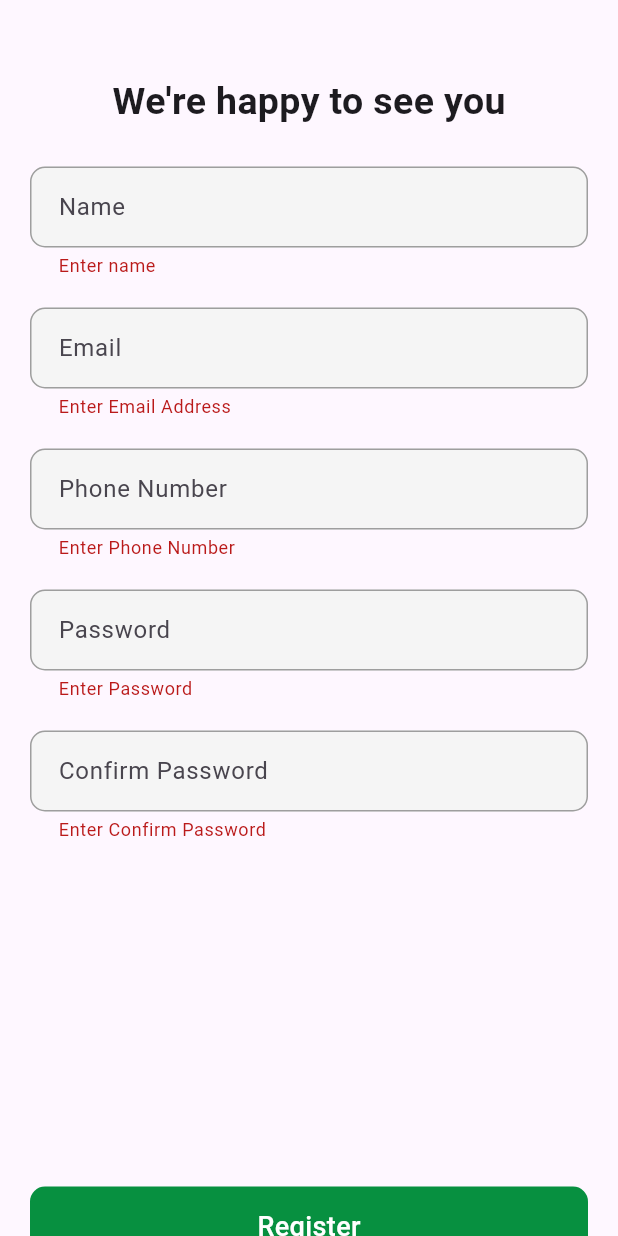
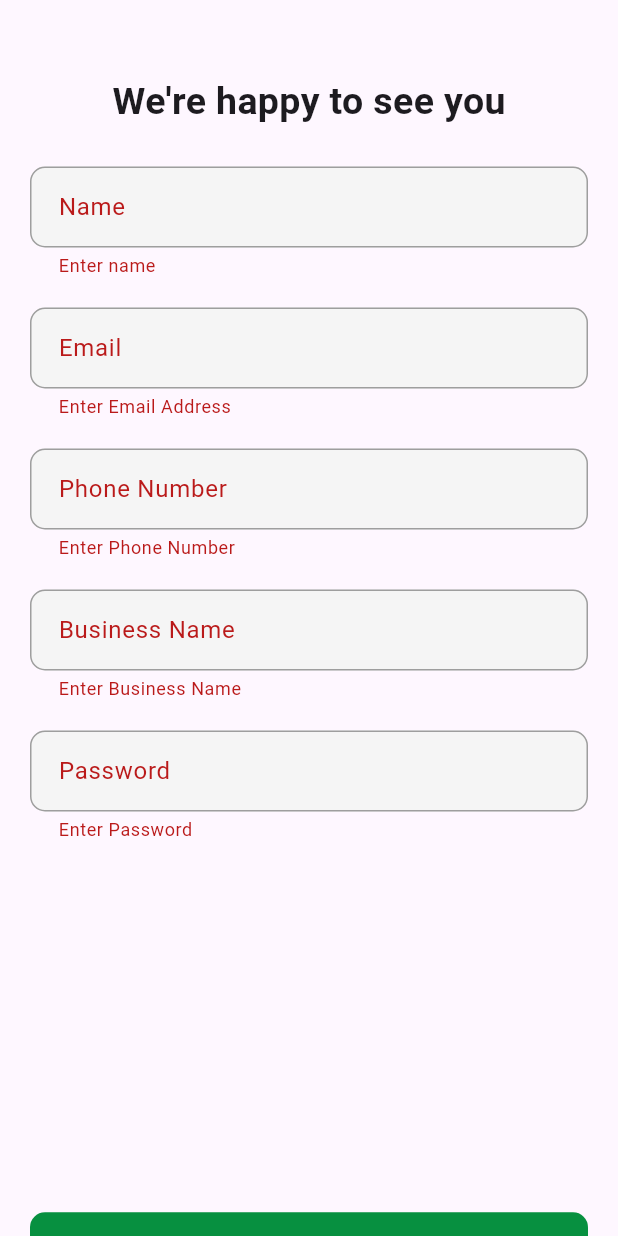
Before and after one commit to dreamlogicinfosystems/leadgen_app, a Flutter app: the Register screen opened directly, after a tap on "Register", on a phone screen of 412 x 824 dp. Run offline on Flutter 3.47's test engine with Material 2 defaults, Android fonts, the phone set to English and light mode, and no system bars; our stand-ins replace connectivity_plus, either_dart, email_validator, flutter_bloc, flutter_local_notifications, fluttertoast and 5 more; accounts and stored records are empty.

Commit message:
added login, register, logout and refresh token functionality

```diff
--- a/lib/lead_gen/application/auth/auth_bloc.dart
+++ b/lib/lead_gen/application/auth/auth_bloc.dart
@@ -25,7 +25,7 @@ class AuthBloc extends Bloc<AuthEvent, AuthState> {
               phoneNumber: e.user.phoneNumber,
               email: e.user.email,
               password: e.user.password,
-              confirmPass: e.user.confirmPass
+              businessName: e.user.businessName
             ),
             e.context
           );
@@ -50,9 +50,9 @@ class AuthBloc extends Bloc<AuthEvent, AuthState> {
         logOut: (e) async {
           emit(const AuthState.loadingInProgress());
 
-          final tryLogin = await _authRepository.doLogOut(e.context);
+          final tryLogOut = await _authRepository.doLogOut(e.context);
 
-          tryLogin.fold((error){
+          tryLogOut.fold((error){
             emit(AuthState.failed(error.message));
           },(success){
             emit(AuthState.success(success.successMessage));
--- a/lib/lead_gen/constants/shared_preference.dart
+++ b/lib/lead_gen/constants/shared_preference.dart
@@ -4,10 +4,11 @@ class LocalDataSource{
   final SharedPreferences _sharedPreferences;
   LocalDataSource(this._sharedPreferences);
 
-  Future<void> storeUserData(String userName,String phoneNo,String email,String token) async{
+  Future<void> storeUserData(String userName,String phoneNo,String email,String businessName,String token) async{
     await _sharedPreferences.setString('name', userName);
     await _sharedPreferences.setString('phone', phoneNo);
     await _sharedPreferences.setString('email', email);
+    await _sharedPreferences.setString('business', businessName);
     await _sharedPreferences.setString('token', token);
   }
 
@@ -15,12 +16,14 @@ class LocalDataSource{
     final userName = _sharedPreferences.getString('name');
     final phoneNo = _sharedPreferences.getString('phone');
     final email = _sharedPreferences.getString('email');
+    final businessName = _sharedPreferences.getString('business');
 
     List<String> userData = [];
 
     userData.add(userName!);
     userData.add(phoneNo!);
     userData.add(email!);
+    userData.add(businessName!);
 
     return userData;
   }
@@ -29,4 +32,8 @@ class LocalDataSource{
     final token = _sharedPreferences.getString('token');
     return token;
   }
+
+  Future<void> setToken(String token) async{
+    await _sharedPreferences.setString('token', token);
+  }
 }
--- a/lib/lead_gen/data/auth/user_dto.dart
+++ b/lib/lead_gen/data/auth/user_dto.dart
@@ -29,7 +29,7 @@ abstract class UserDto implements _$UserDto{
       phoneNumber: user.phoneNumber,
       email: user.email,
       password: user.password,
-      confirmPass: user.confirmPass
+      businessName: user.businessName
     );
   }
 }
--- a/lib/lead_gen/presentation/core/custom_textfield.dart
+++ b/lib/lead_gen/presentation/core/custom_textfield.dart
@@ -2,7 +2,8 @@ import 'package:flutter/material.dart';
 
 class CustomTextField extends StatefulWidget {
   final TextEditingController controller;
-  final String hintText;
+  final String? hintText;
+  final String? labelText;
   final TextInputType keyBoardType;
   final bool? obscureText;
   final int? maxLines;
@@ -18,13 +19,13 @@ class CustomTextField extends StatefulWidget {
   const CustomTextField(
       {Key? key,
         required this.controller,
-        required this.hintText,
+        this.hintText,
         required this.keyBoardType,
         this.obscureText,
         this.maxLines,
         this.readOnly,
         this.isChatPage,
-        this.maxLength, this.onTap, this.validator, this.onChanged, this.icon, this.isLogin})
+        this.maxLength, this.onTap, this.validator, this.onChanged, this.icon, this.isLogin, this.labelText})
       : super(key: key);
 
   @override
@@ -50,7 +51,9 @@ class _CustomTextFieldState extends State<CustomTextField> {
     return TextFormField(
       controller: widget.controller,
       onTap: (){
-        widget.onTap!() ?? ();
+        if(widget.onTap!=null){
+          widget.onTap!();
+        }
       },
       onChanged: widget.onChanged,
       autovalidateMode: AutovalidateMode.onUserInteraction,
@@ -66,6 +69,7 @@ class _CustomTextFieldState extends State<CustomTextField> {
         fillColor: Colors.grey[100],
         filled: true,
         hintText: widget.hintText,
+        labelText: widget.labelText,
         enabled: true,
         enabledBorder: widget.isChatPage==true? planBorder :border,
         focusedErrorBorder: widget.isChatPage==true? planBorder :border,
--- a/lib/lead_gen/presentation/pages/forgot_password.dart
+++ b/lib/lead_gen/presentation/pages/forgot_password.dart
@@ -47,13 +47,13 @@ class _ForgotPasswordState extends State<ForgotPassword> {
               const SizedBox(height: 20,),
               CustomTextField(
                   controller: _passController,
-                  hintText: 'New Password',
+                  labelText: 'New Password',
                   keyBoardType: TextInputType.visiblePassword
               ),
               const SizedBox(height: 20,),
               CustomTextField(
                   controller: _confirmPassController,
-                  hintText: 'Confirm New Password',
+                  labelText: 'Confirm New Password',
                   keyBoardType: TextInputType.visiblePassword
               ),
               const SizedBox(height: 40),
--- a/lib/lead_gen/presentation/pages/register.dart
+++ b/lib/lead_gen/presentation/pages/register.dart
@@ -20,32 +20,17 @@ class _RegisterState extends State<Register> {
   final _nameController = TextEditingController();
   final _phoneController = TextEditingController();
   final _emailController = TextEditingController();
-  final _businessController = TextEditingController();
   final _passswordController = TextEditingController();
-  final _confirmPassController = TextEditingController();
+  final _businessNameController = TextEditingController();
   final _formKey = GlobalKey<FormState>();
-  String registeredAs = '';
-  bool isBusiness = false;
-
-  getRegisterAs(String value){
-    setState(() {
-      registeredAs = value;
-    });
-    if(registeredAs=='Business'){
-      isBusiness = true;
-    }else{
-      isBusiness = false;
-    }
-  }
 
   @override
   void dispose() {
     _nameController.dispose();
     _phoneController.dispose();
     _emailController.dispose();
-    _businessController.dispose();
     _passswordController.dispose();
-    _confirmPassController.dispose();
+    _businessNameController.dispose();
     super.dispose();
   }
 
@@ -89,7 +74,7 @@ class _RegisterState extends State<Register> {
                                 const SizedBox(height: 25,),
                                 CustomTextField(
                                   controller: _nameController,
-                                  hintText: 'Name',
+                                  labelText: 'Name',
                                   keyBoardType: TextInputType.text,
                                   validator: (value){
                                     if(value=='' || value?.trim()==''){
@@ -106,7 +91,7 @@ class _RegisterState extends State<Register> {
                                 const SizedBox(height: 20,),
                                 CustomTextField(
                                   controller: _emailController,
-                                  hintText: 'Email',
+                                  labelText: 'Email',
                                   keyBoardType: TextInputType.emailAddress,
                                   validator: (value){
                                     if(value=='' || value?.trim()==''){
@@ -126,7 +111,7 @@ class _RegisterState extends State<Register> {
                                     Expanded(
                                       child: CustomTextField(
                                         controller: _phoneController,
-                                        hintText: 'Phone Number',
+                                        labelText: 'Phone Number',
                                         keyBoardType: TextInputType.number,
                                         maxLines: 1,
                                         validator: (value){
@@ -142,42 +127,28 @@ class _RegisterState extends State<Register> {
                                         },
                                       ),
                                     ),
-                                    // const SizedBox(width: 10),
-                                    // Expanded(
-                                    //   child: CustomDropDown(
-                                    //       items: const ['Individual','Business'],
-                                    //       getSelectedValue: getRegisterAs,
-                                    //       hintText: 'Registered as',
-                                    //       validator: (value){
-                                    //         print("drop down value: $value");
-                                    //         if(value==null){
-                                    //           return "Select Registered as";
-                                    //         }
-                                    //       },
-                                    //     ),
-                                    // ),
                                   ],
                                 ),
-                                isBusiness==true? const SizedBox(height: 20) : const SizedBox(height: 0),
-                                Visibility(
-                                  visible: isBusiness,
-                                  child: CustomTextField(
-                                    controller: _businessController,
-                                    hintText: 'Business Name',
+                                const SizedBox(height: 20,),
+                                CustomTextField(
+                                  controller: _businessNameController,
+                                  labelText: 'Business Name',
                                   keyBoardType: TextInputType.text,
+                                  maxLines: 1,
                                   validator: (value){
                                     if(value=='' || value?.trim()==''){
                                       return 'Enter Business Name';
+                                    }else if(value!.contains(RegExp(r'^[-~!@#$%^&*()_+-=;:{},./?><]'))){
+                                      return 'Invalid Business Name';
                                     }else{
                                       return null;
                                     }
                                   },
                                 ),
-                                ),
                                 const SizedBox(height: 20,),
                                 CustomTextField(
                                   controller: _passswordController,
-                                  hintText: 'Password',
+                                  labelText: 'Password',
                                   keyBoardType: TextInputType.visiblePassword,
                                   obscureText: true,
                                   maxLines: 1,
@@ -193,29 +164,9 @@ class _RegisterState extends State<Register> {
                                     }
                                   },
                                 ),
-                                const SizedBox(height: 20,),
-                                CustomTextField(
-                                  controller: _confirmPassController,
-                                  hintText: 'Confirm Password',
-                                  keyBoardType: TextInputType.visiblePassword,
-                                  obscureText: true,
-                                  maxLines: 1,
-                                  validator: (value){
-                                    if(value=='' || value?.trim()==''){
-                                      return 'Enter Confirm Password';
-                                    }else if(value!.contains(RegExp(r'^[-~!@#$%^&*()_+-=;:{},./?><]'))){
-                                      return 'Invalid Password';
-                                    }else if(value.length<8){
-                                      return 'Password must be atleast 8 character';
-                                    }else{
-                                      return null;
-                                    }
-                                  },
-                                ),
-                                isBusiness==false? const SizedBox(height: 230) : const SizedBox(height: 155),
+                                SizedBox(height: MediaQuery.of(context).size.height*0.3),
                                 CustomButton(name: 'Register', onTap: () {
                                   if(_formKey.currentState!.validate()){
-                                    if(_passswordController.text == _confirmPassController.text){
                                       context.read<AuthBloc>().add(
                                         AuthEvent.registerUser(
                                             User(
@@ -223,15 +174,11 @@ class _RegisterState extends State<Register> {
                                                 phoneNumber: _phoneController.text,
                                                 email: _emailController.text,
                                                 password: _passswordController.text,
-                                                confirmPass: _confirmPassController.text
+                                                businessName: _businessNameController.text
                                             ),
-                                            context),
+                                            context
+                                        ),
                                       );
-                                    }else{
-                                      ScaffoldMessenger.of(context).showSnackBar(
-                                          const SnackBar(content: Text('Password do not match'),backgroundColor: Colors.red,)
-                                      );
-                                    }
                                   }
                                 },),
                                 const SizedBox(height: 25,),
--- a/lib/lead_gen/presentation/pages/verify_number.dart
+++ b/lib/lead_gen/presentation/pages/verify_number.dart
@@ -41,7 +41,7 @@ class _VerifyNumberState extends State<VerifyNumber> {
             const SizedBox(height: 20,),
             CustomTextField(
                 controller: _phoneNoController,
-                hintText: 'Phone Number',
+                labelText: 'Phone Number',
                 keyBoardType: TextInputType.number,
                 maxLength: 10,
             ),
--- a/lib/lead_gen/presentation/widgets/home/main_drawer.dart
+++ b/lib/lead_gen/presentation/widgets/home/main_drawer.dart
@@ -6,6 +6,7 @@ import 'package:lead_gen/lead_gen/presentation/core/custom_button.dart';
 import 'package:lead_gen/lead_gen/presentation/pages/add_department.dart';
 import 'package:lead_gen/lead_gen/presentation/pages/add_user.dart';
 import 'package:lead_gen/lead_gen/presentation/pages/home.dart';
+import 'package:lead_gen/lead_gen/presentation/pages/login.dart';
 import 'package:lead_gen/lead_gen/presentation/pages/profile.dart';
 import 'package:lead_gen/lead_gen/presentation/pages/view_reminders.dart';
 
@@ -181,6 +182,8 @@ class _MainDrawerState extends State<MainDrawer> {
                   },
                   success: (success){
                     showToastMessage(success!);
+                    Navigator.pushAndRemoveUntil(context,
+                        MaterialPageRoute(builder: (context) => const Login()), (route) => false);
                   },
                   orElse: (){}
               );
```
Also changed, not shown: lib/lead_gen/constants/api.dart (+32 -2 lines), lib/lead_gen/constants/jwt.dart (added, +57 -0 lines), lib/lead_gen/data/auth/auth_api_data_source.dart (+12 -15 lines), lib/lead_gen/presentation/pages/login.dart (+11 -10 lines). Lines whose indentation alone changed are shown as unchanged.
